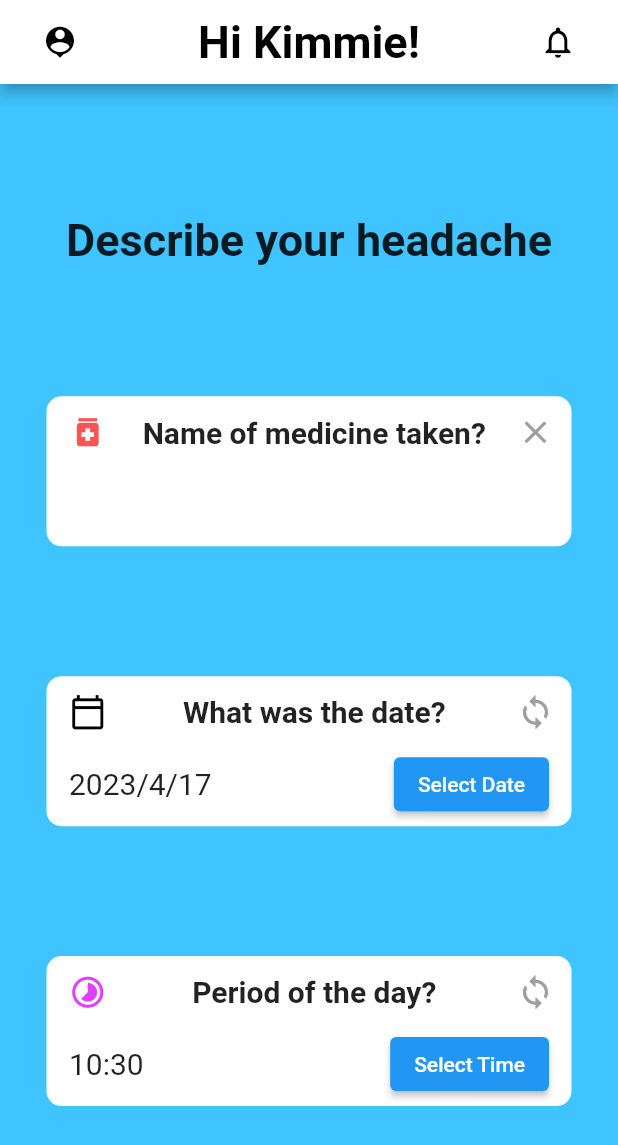
After one commit to Catacity/HeadacheTracker, a Flutter app: the MedicineFormMenu screen opened directly, on a phone screen of 412 x 824 dp. The commit adds this screen. Shown: the top 1145 px of the screen. Run offline on Flutter 3.47's test engine with Material 2 defaults, Android fonts, the phone set to English and light mode, and no system bars; our stand-ins replace image_picker, sqflite; accounts and stored records are empty; Roboto replaces fonts that are missing (ComicNeue, handrawn).

Commit message:
WIP: Medicine Form

```diff
--- a/lib/pages/main_page.dart
+++ b/lib/pages/main_page.dart
@@ -1,4 +1,5 @@
 import 'package:flutter/material.dart';
+import 'package:fluttertest/pages/medicine_page.dart';
 
 DateTime now = DateTime.now();
 DateTime todayDate = DateTime(now.year,now.month,now.day);
@@ -17,6 +18,9 @@ class _HeadacheFormState extends State<HeadacheFormMenu> {
   TimeOfDay _TODHeadache = TODNow;
 
   var intensityRange = ['Mild','Moderate','Strong','Intense'];
+  var pages = [
+    MedicineFormMenu(),
+    MedicineFormMenu()];
   int _intensityLevel = 0;
 
   String? _hasOtherSymptoms;
@@ -29,6 +33,10 @@ class _HeadacheFormState extends State<HeadacheFormMenu> {
     // Form submission.
     // You can access the values of the form inputs using the _sleepQuality,
     // _hours, _minutes, and _image variables.
+  }
+
+  void _navigateToNextScreen(BuildContext context,int pageIdx) {
+    Navigator.of(context).push(MaterialPageRoute(builder: (context) => pages[pageIdx]));
   }
 
   @override
@@ -245,7 +253,7 @@ class _HeadacheFormState extends State<HeadacheFormMenu> {
                                   setState(() => _TODHeadache = newTime);
                                 }
                               },
-                              child: Text('Select Date'),
+                              child: Text('Select Time'),
                             ),
                           ),
                         ],
@@ -380,7 +388,9 @@ class _HeadacheFormState extends State<HeadacheFormMenu> {
                         Container(
                           child: IconButton(
                             onPressed: () {
-                              // Impletement goto page here!
+                              // // Goto symptoms page form, retrieve filled in data
+                              // Navigator.of(context).push(MaterialPageRoute(
+                              //     builder: (context) => SymptomForm))
                             },
                             icon: Icon(
                               Icons.add,
@@ -431,7 +441,8 @@ class _HeadacheFormState extends State<HeadacheFormMenu> {
                         Container(
                           child: IconButton(
                             onPressed: () {
-                              // Impletement goto page here!
+                              // Goto medicine page
+                              _navigateToNextScreen(context,1);
                             },
                             icon: Icon(
                               Icons.add,
--- /dev/null
+++ b/lib/pages/medicine_page.dart
@@ -0,0 +1,377 @@
+import 'package:flutter/material.dart';
+
+DateTime now = DateTime.now();
+DateTime todayDate = DateTime(now.year,now.month,now.day);
+TimeOfDay TODNow = TimeOfDay(hour: now.hour, minute: now.minute);
+
+class MedicineFormMenu extends StatefulWidget {
+  @override
+  State<MedicineFormMenu> createState() => _MedicineFormState();
+}
+
+class _MedicineFormState extends State<MedicineFormMenu> {
+  TextEditingController _medicineTextController = TextEditingController();
+
+  String _medicine = "";
+  DateTime _MedicineDate = todayDate;
+  TimeOfDay _TODMedicine = TODNow;
+
+  @override
+  void initState() {
+    // Ctor
+    super.initState();
+
+    // Initializing the controllers with the default values
+    _medicineTextController = TextEditingController(text: "");
+  }
+
+  @override
+  void dispose() {
+    // Dtor
+    _medicineTextController.dispose();
+
+    super.dispose();
+  }
+
+  AppBar buildAppBar(){
+    return AppBar(
+        title: Row(
+          mainAxisAlignment: MainAxisAlignment.spaceBetween,
+          children: <Widget>[
+            Container(
+              child: IconButton(
+                onPressed: () {
+                  // Impletement goto page here!
+                },
+                icon: Icon(
+                  Icons.person_pin,
+                  size: 25.0,
+                ),
+                color: Colors.black,
+              ),
+            ),
+
+            Container(
+              child: Text("Hi Kimmie!",
+                style: TextStyle(
+                  fontSize: 30.0,
+                  fontWeight: FontWeight.bold,
+                  fontFamily: 'handrawn',
+                  color: Colors.black,
+                ),
+              ),
+            ),
+
+            Container(
+              child: IconButton(
+                onPressed: () {
+                  // Impletement goto page here!
+                },
+                icon: Icon(
+                  Icons.notifications_none_outlined,
+                  size: 25.0,
+                ),
+                color: Colors.black,
+              ),
+            ),
+
+
+          ],
+        ),
+
+        backgroundColor: Colors.white
+    );
+  }
+
+  @override
+  Widget build(BuildContext context) {
+    return Scaffold(
+      appBar: buildAppBar(),
+      body: Container(
+        decoration: const BoxDecoration(
+            color: Colors.lightBlueAccent
+        ),
+
+        child: Column(
+          mainAxisAlignment: MainAxisAlignment.spaceEvenly,
+          children: <Widget>[
+            // Row 1
+            Row(
+                mainAxisAlignment: MainAxisAlignment.center,
+                children: <Widget>[
+                  Text("Describe your headache",
+                    textAlign: TextAlign.center,
+                    style: TextStyle(
+                      fontSize: 30.0,
+                      fontWeight: FontWeight.bold,
+                      fontFamily: 'handrawn',
+                    ),
+                  ),
+                ]
+            ),
+
+            // Row 2
+            Row(
+              mainAxisAlignment: MainAxisAlignment.center,
+              children: <Widget>[
+                Container(
+                  height: 100,
+                  width: 350,
+                  decoration: BoxDecoration(
+                      borderRadius: BorderRadius.all(
+                          Radius.circular(10)
+                      ),
+                      color: Colors.white
+                  ),
+                  child: Column(
+                      children: <Widget>[
+                        Row(
+                            mainAxisAlignment: MainAxisAlignment.spaceBetween,
+                            children: <Widget>[
+                              Container(
+                                padding: EdgeInsets.symmetric(vertical: 0, horizontal: 15),
+                                child: Icon(
+                                  Icons.medication,
+                                  color: Colors.redAccent,
+                                  size: 25.0,
+                                ),
+                              ),
+                              Container(
+                                child: Text("Name of medicine taken?",
+                                  style: TextStyle(
+                                    fontSize: 20.0,
+                                    fontWeight: FontWeight.bold,
+                                    fontFamily: 'ComicNeue',
+                                  ),
+                                ),
+                              ),
+                              Container(
+                                child: IconButton(
+                                  onPressed: () {
+                                    // Reset date
+                                    now = DateTime.now();
+                                    todayDate = DateTime(now.year,now.month,now.day);
+                                    setState(() => _MedicineDate = todayDate);
+                                  },
+                                  icon: Icon(
+                                    Icons.clear,
+                                    size: 25.0,
+                                  ),
+                                  color: Colors.grey,
+                                ),
+                              ),
+                            ]
+                        ),
+                        // Row(
+                        //   mainAxisAlignment: MainAxisAlignment.spaceBetween,
+                        //   children: <Widget>[
+                        //     Container(
+                        //       padding: EdgeInsets.symmetric(vertical: 0, horizontal: 15),
+                        //       child:
+                        //       Padding(
+                        //         padding: const EdgeInsets.symmetric(horizontal: 15, vertical: 0),
+                        //         child: TextFormField(
+                        //           decoration: const InputDecoration(
+                        //             border: UnderlineInputBorder(),
+                        //             labelText: 'Please type in the medicine you have taken..'
+                        //           ),
+                        //         ),
+                        //       ),
+                        //       ),
+                        //     ]
+                        // ),
+                      ]
+                  ),
+                )
+              ]
+
+            ),
+
+            // Row 3
+            Row(
+                mainAxisAlignment: MainAxisAlignment.center,
+                children: <Widget>[
+                  Container(
+                    height: 100,
+                    width: 350,
+                    decoration: BoxDecoration(
+                        borderRadius: BorderRadius.all(
+                            Radius.circular(10)
+                        ),
+                        color: Colors.white
+                    ),
+                    child: Column(
+                        children: <Widget>[
+                          Row(
+                              mainAxisAlignment: MainAxisAlignment.spaceBetween,
+                              children: <Widget>[
+                                Container(
+                                  padding: EdgeInsets.symmetric(vertical: 0, horizontal: 15),
+                                  child: Icon(
+                                    Icons.calendar_today_outlined,
+                                    color: Colors.black,
+                                    size: 25.0,
+                                  ),
+                                ),
+                                Container(
+                                  child: Text("What was the date?",
+                                    style: TextStyle(
+                                      fontSize: 20.0,
+                                      fontWeight: FontWeight.bold,
+                                      fontFamily: 'ComicNeue',
+                                    ),
+                                  ),
+                                ),
+                                Container(
+                                  child: IconButton(
+                                    onPressed: () {
+                                      // Reset date
+                                      now = DateTime.now();
+                                      todayDate = DateTime(now.year,now.month,now.day);
+                                      setState(() => _MedicineDate = todayDate);
+                                    },
+                                    icon: Icon(
+                                      Icons.loop,
+                                      size: 25.0,
+                                    ),
+                                    color: Colors.grey,
+                                  ),
+                                ),
+                              ]
+                          ),
+                          Row(
+                            mainAxisAlignment: MainAxisAlignment.spaceBetween,
+                            children: <Widget>[
+                              Container(
+                                padding: EdgeInsets.symmetric(vertical: 0, horizontal: 15),
+                                child: Text("${_MedicineDate.year}/${_MedicineDate.month}/${_MedicineDate.day}",
+                                  style: TextStyle(
+                                    fontSize: 20.0,
+                                    fontFamily: 'ComicNeue',
+                                  ),
+                                ),
+                              ),
+
+                              Container(
+                                padding: EdgeInsets.symmetric(vertical: 0, horizontal: 15),
+                                child: ElevatedButton(
+                                  onPressed: () async{
+                                    DateTime? newDate = await showDatePicker(
+                                      context: context,
+                                      initialDate: _MedicineDate,
+                                      firstDate: DateTime(2010),  // Is this a reasonable first available year?
+                                      lastDate: todayDate,
+                                    );
+
+                                    // if the function returns null, it means "Cancel" has been pressed
+                                    if (newDate != null){
+                                      setState(() => _MedicineDate = newDate);
+                                    }
+                                  },
+                                  child: Text('Select Date'),
+                                ),
+                              ),
+                            ],
+                          ),
+                        ]
+                    ),
+
+                  )
+                ]
+            ),
+
+            // Row 4
+            Row(
+            mainAxisAlignment: MainAxisAlignment.center,
+            children: <Widget>[
+              Container(
+                height: 100,
+                width: 350,
+                decoration: BoxDecoration(
+                    borderRadius: BorderRadius.all(
+                        Radius.circular(10)
+                    ),
+                    color: Colors.white
+                ),
+                child: Column(
+                  children: <Widget>[
+                    Row(
+                      mainAxisAlignment: MainAxisAlignment.spaceBetween,
+                      children: <Widget>[
+                        Container(
+                          padding: EdgeInsets.symmetric(vertical: 0, horizontal: 15),
+                          child: Icon(
+                            Icons.timelapse_rounded,
+                            color: Colors.purpleAccent,
+                            size: 25.0,
+                          ),
+                        ),
+                        Container(
+                          child: Text("Period of the day?",
+                            style: TextStyle(
+                              fontSize: 20.0,
+                              fontWeight: FontWeight.bold,
+                              fontFamily: 'ComicNeue',
+                            ),
+                          ),
+                        ),
+                        Container(
+                          child: IconButton(
+                            onPressed: () {
+                              // Reset date
+                              now = DateTime.now();
+                              TODNow = TimeOfDay(hour: now.hour, minute: now.minute);
+                              setState(() => _TODMedicine = TODNow);
+                            },
+                            icon: Icon(
+                              Icons.loop,
+                              size: 25.0,
+                            ),
+                            color: Colors.grey,
+                          ),
+                        ),
+                      ],
+                    ),
+                    Row(
+                      mainAxisAlignment: MainAxisAlignment.spaceBetween,
+                      children: <Widget>[
+                        Container(
+                          padding: EdgeInsets.symmetric(vertical: 0, horizontal: 15),
+                          child: Text("${_TODMedicine.hour}:${_TODMedicine.minute}",
+                            style: TextStyle(
+                              fontSize: 20.0,
+                              fontFamily: 'ComicNeue',
+                            ),
+                          ),
+                        ),
+
+                        Container(
+                          padding: EdgeInsets.symmetric(vertical: 0, horizontal: 15),
+                          child: ElevatedButton(
+                            onPressed: () async{
+                              TimeOfDay? newTime = await showTimePicker(
+                                context: context,
+                                initialTime: _TODMedicine,
+                              );
+
+                              // if the function returns null, it means "Cancel" has been pressed
+                              if (newTime != null){
+                                setState(() => _TODMedicine = newTime);
+                              }
+                            },
+                            child: Text('Select Time'),
+                          ),
+                        ),
+                      ],
+                    ),
+                  ],
+                ),
+              ),
+            ]
+        ),
+        ]
+      )
+     )
+    );
+  }
+}
```
Also changed, not shown: lib/pages/symptoms_page.dart (added, +39 -0 lines).
